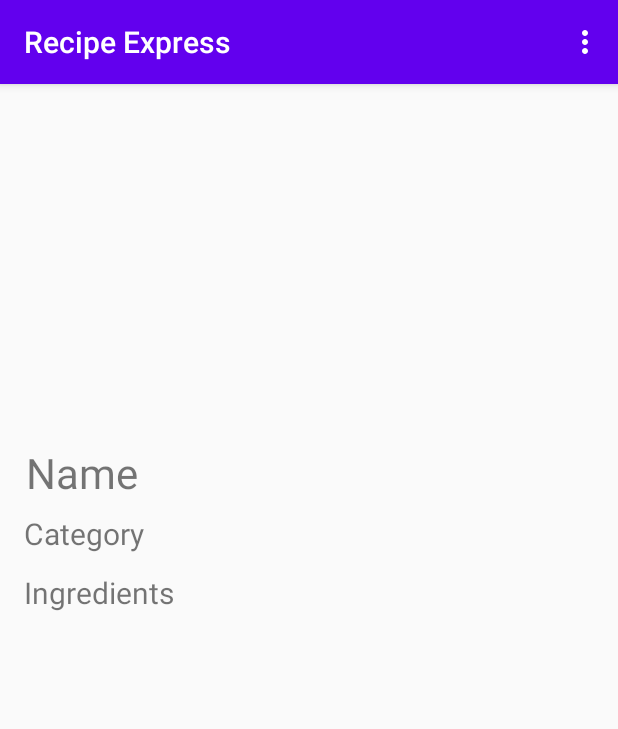
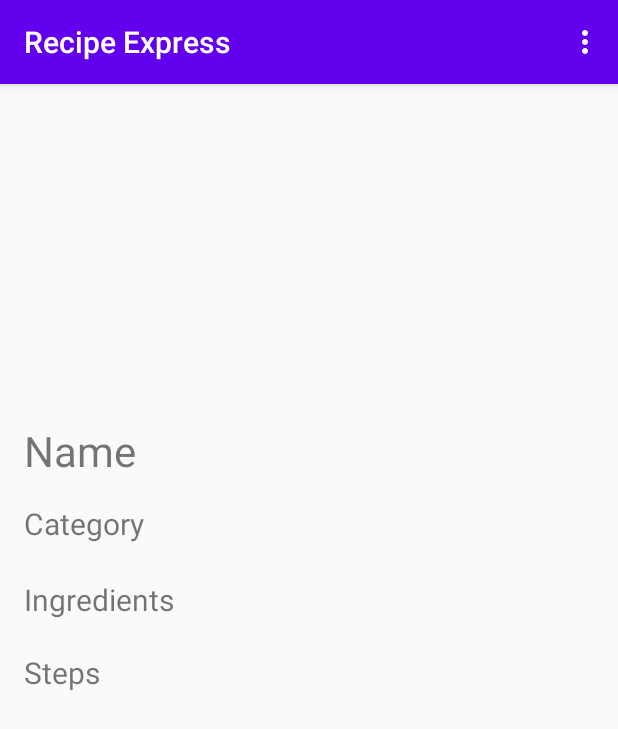
Before and after one commit to HeleneWentworth/RecipeExpress, an Android app: the fragment RecipeDetailFragment placed in its activity, on a phone screen of 412 x 824 dp. Shown: the top 729 px of the screen. Run offline under Robolectric (Android 15) with nearby library versions, the phone set to English and light mode, and no system bars; our stand-ins replace Firebase (no records; nobody signed in at launch, a user with empty details on screens opened directly), Picasso, data binding; libraries missing offline, so code that uses them is left out: com.xwray.groupie; 6 statements that could not run were skipped.

Commit message:
Final Update

```diff
--- a/app/src/main/res/layout/fragment_create_recipe.xml
+++ b/app/src/main/res/layout/fragment_create_recipe.xml
@@ -33,9 +33,11 @@
 
         <EditText
             android:id="@+id/recipeName"
-            android:layout_width="wrap_content"
+            android:layout_width="0dp"
             android:layout_height="wrap_content"
+            android:layout_marginStart="16dp"
             android:layout_marginTop="72dp"
+            android:layout_marginEnd="16dp"
             android:ems="10"
             android:hint="Recipe Name"
             android:inputType="textPersonName"
@@ -47,9 +49,11 @@
 
         <EditText
             android:id="@+id/recipeCategory"
-            android:layout_width="wrap_content"
+            android:layout_width="0dp"
             android:layout_height="wrap_content"
+            android:layout_marginStart="16dp"
             android:layout_marginTop="28dp"
+            android:layout_marginEnd="16dp"
             android:ems="10"
             android:hint="Recipe Category"
             android:inputType="textPersonName"
@@ -61,9 +65,11 @@
 
         <EditText
             android:id="@+id/recipeIngredients"
-            android:layout_width="wrap_content"
+            android:layout_width="0dp"
             android:layout_height="wrap_content"
+            android:layout_marginStart="16dp"
             android:layout_marginTop="28dp"
+            android:layout_marginEnd="16dp"
             android:ems="10"
             android:hint="Recipe Ingredients"
             android:inputType="textPersonName"
@@ -75,9 +81,11 @@
 
         <EditText
             android:id="@+id/recipeSteps"
-            android:layout_width="wrap_content"
+            android:layout_width="0dp"
             android:layout_height="wrap_content"
+            android:layout_marginStart="16dp"
             android:layout_marginTop="28dp"
+            android:layout_marginEnd="16dp"
             android:ems="10"
             android:hint="Recipe Steps"
             android:inputType="textPersonName"
--- a/app/src/main/res/layout/fragment_recipe_detail.xml
+++ b/app/src/main/res/layout/fragment_recipe_detail.xml
@@ -9,6 +9,78 @@
         android:layout_width="match_parent"
         android:layout_height="match_parent">
 
+        <ScrollView
+            android:layout_width="0dp"
+            android:layout_height="0dp"
+            app:layout_constraintBottom_toBottomOf="parent"
+            app:layout_constraintEnd_toEndOf="parent"
+            app:layout_constraintStart_toStartOf="parent"
+            app:layout_constraintTop_toBottomOf="@+id/recipeDetailImage">
+
+            <androidx.constraintlayout.widget.ConstraintLayout
+                android:id="@+id/linearLayout"
+                android:layout_width="match_parent"
+                android:layout_height="wrap_content">
+
+                <TextView
+                    android:id="@+id/recipeDetailIngredients"
+                    android:layout_width="0dp"
+                    android:layout_height="wrap_content"
+                    android:layout_marginStart="16dp"
+                    android:layout_marginTop="23dp"
+                    android:layout_marginEnd="16dp"
+                    android:ems="10"
+                    android:text="Ingredients"
+                    android:textSize="20sp"
+                    app:layout_constraintEnd_toEndOf="parent"
+                    app:layout_constraintStart_toStartOf="parent"
+                    app:layout_constraintTop_toBottomOf="@+id/recipeDetailCategory" />
+
+                <TextView
+                    android:id="@+id/recipeDetailSteps"
+                    android:layout_width="0dp"
+                    android:layout_height="wrap_content"
+                    android:layout_marginStart="16dp"
+                    android:layout_marginTop="21dp"
+                    android:layout_marginEnd="16dp"
+                    android:ems="10"
+                    android:scrollHorizontally="true"
+                    android:text="Steps"
+                    android:textSize="20sp"
+                    app:layout_constraintEnd_toEndOf="parent"
+                    app:layout_constraintStart_toStartOf="parent"
+                    app:layout_constraintTop_toBottomOf="@+id/recipeDetailIngredients" />
+
+                <TextView
+                    android:id="@+id/recipeDetailName"
+                    android:layout_width="0dp"
+                    android:layout_height="wrap_content"
+                    android:layout_marginStart="16dp"
+                    android:layout_marginTop="25dp"
+                    android:layout_marginEnd="16dp"
+                    android:ems="10"
+                    android:text="Name"
+                    android:textSize="28sp"
+                    app:layout_constraintEnd_toEndOf="parent"
+                    app:layout_constraintStart_toStartOf="parent"
+                    app:layout_constraintTop_toTopOf="parent" />
+
+                <TextView
+                    android:id="@+id/recipeDetailCategory"
+                    android:layout_width="0dp"
+                    android:layout_height="wrap_content"
+                    android:layout_marginStart="16dp"
+                    android:layout_marginTop="16dp"
+                    android:layout_marginEnd="16dp"
+                    android:text="Category"
+                    android:textSize="20sp"
+                    app:layout_constraintEnd_toEndOf="parent"
+                    app:layout_constraintHorizontal_bias="0.0"
+                    app:layout_constraintStart_toStartOf="parent"
+                    app:layout_constraintTop_toBottomOf="@+id/recipeDetailName" />
+            </androidx.constraintlayout.widget.ConstraintLayout>
+        </ScrollView>
+
         <ImageView
             android:id="@+id/recipeDetailImage"
             android:layout_width="match_parent"
@@ -18,60 +90,5 @@
             app:layout_constraintTop_toTopOf="parent"
             tools:src="@tools:sample/avatars" />
 
-        <TextView
-            android:id="@+id/recipeDetailName"
-            android:layout_width="wrap_content"
-            android:layout_height="wrap_content"
-            android:layout_marginTop="40dp"
-            android:ems="10"
-            android:text="Name"
-            android:textSize="28sp"
-            app:layout_constraintEnd_toEndOf="parent"
-            app:layout_constraintHorizontal_bias="0.2"
-            app:layout_constraintStart_toStartOf="parent"
-            app:layout_constraintTop_toBottomOf="@+id/recipeDetailImage" />
-
-        <TextView
-            android:id="@+id/recipeDetailIngredients"
-            android:layout_width="wrap_content"
-            android:layout_height="wrap_content"
-            android:layout_marginTop="12dp"
-            android:ems="10"
-            android:text="Ingredients"
-            android:textSize="20sp"
-            app:layout_constraintEnd_toEndOf="parent"
-            app:layout_constraintHorizontal_bias="0.091"
-            app:layout_constraintStart_toStartOf="parent"
-            app:layout_constraintTop_toBottomOf="@+id/recipeDetailCategory" />
-
-        <TextView
-            android:id="@+id/recipeDetailSteps"
-            android:layout_width="379dp"
-            android:layout_height="401dp"
-            android:layout_marginTop="28dp"
-            android:layout_marginBottom="395dp"
-            android:ems="10"
-            android:text="Steps"
-            android:textSize="20sp"
-            app:layout_constraintBottom_toBottomOf="parent"
-            app:layout_constraintEnd_toEndOf="parent"
-            app:layout_constraintStart_toStartOf="parent"
-            app:layout_constraintTop_toBottomOf="@+id/recipeDetailIngredients"
-            app:layout_constraintVertical_bias="0.0" />
-
-        <TextView
-            android:id="@+id/recipeDetailCategory"
-            android:layout_width="wrap_content"
-            android:layout_height="wrap_content"
-            android:layout_marginStart="8dp"
-            android:layout_marginTop="8dp"
-            android:layout_marginEnd="8dp"
-            android:text="Category"
-            android:textSize="20sp"
-            app:layout_constraintEnd_toEndOf="parent"
-            app:layout_constraintHorizontal_bias="0.025"
-            app:layout_constraintStart_toStartOf="parent"
-            app:layout_constraintTop_toBottomOf="@+id/recipeDetailName" />
-
     </androidx.constraintlayout.widget.ConstraintLayout>
 </layout>
```
